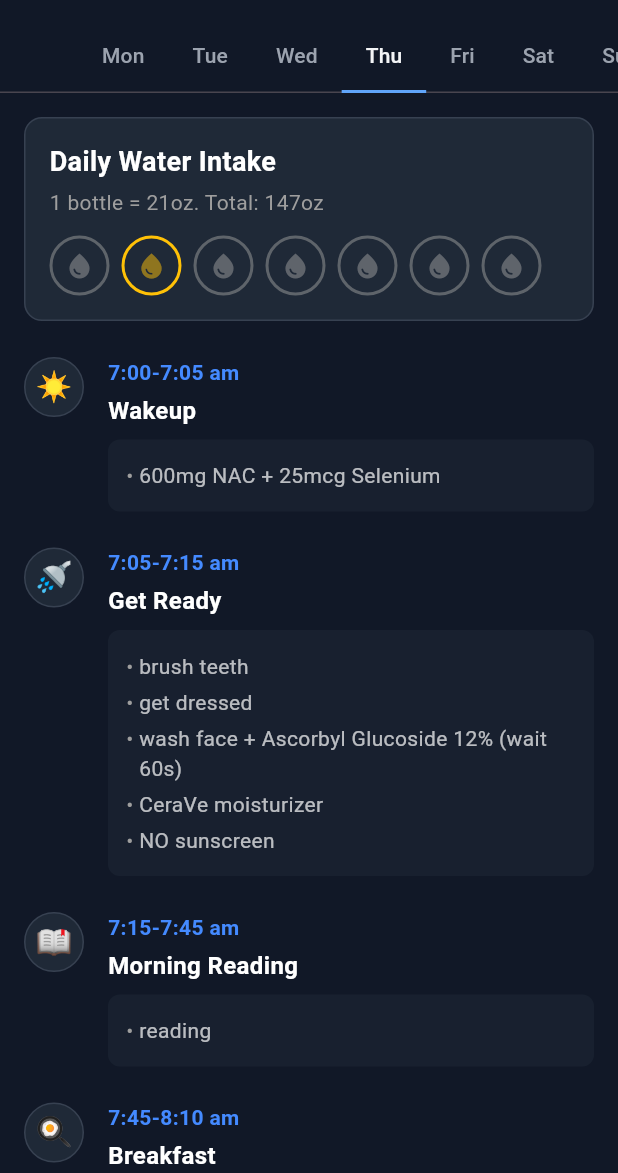
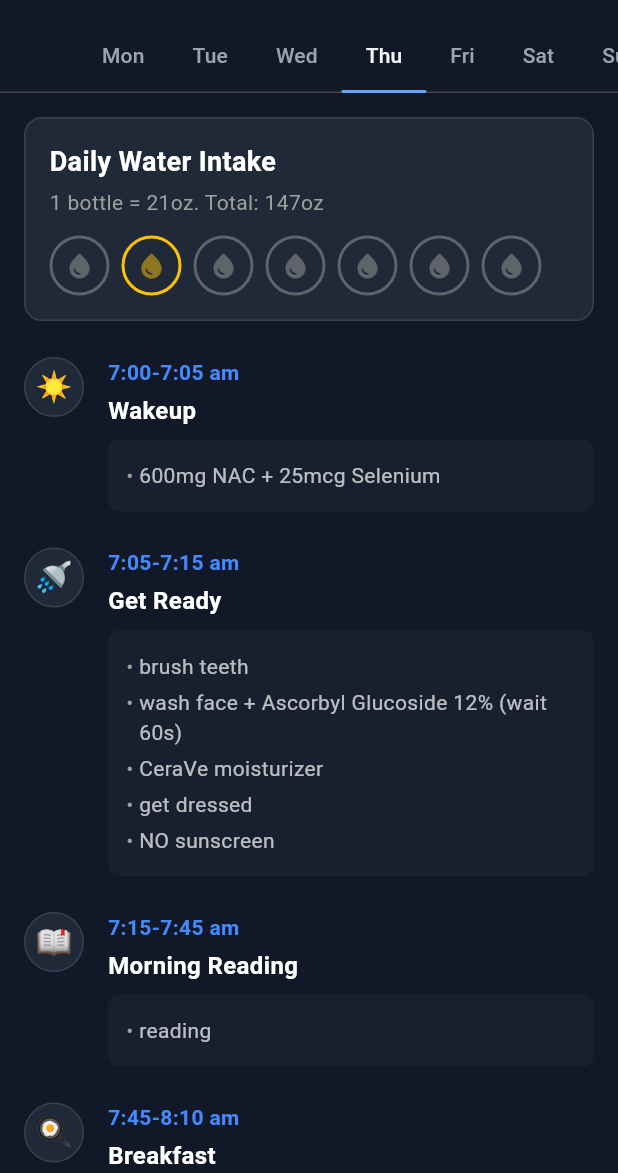
Before and after one commit to elmustslay/daily-blueprint, a Flutter app: the DailyPlanScreen screen opened directly, on a phone screen of 412 x 824 dp, the part 63-1236 px from its top. Run offline on Flutter 3.47's test engine with Material 3 defaults, Android fonts, the phone set to English and light mode, and no system bars; our stand-ins replace fl_chart, flutter_riverpod, share_plus, shared_preferences, sqflite; accounts and stored records are empty.

Commit message:
refactor: reorder morning routine steps in daily schedule

```diff
--- a/lib/features/daily_plan/data/daily_plan_data.dart
+++ b/lib/features/daily_plan/data/daily_plan_data.dart
@@ -71,7 +71,7 @@ class DailyPlanData {
   static const Map<String, List<TimelineItem>> schedules = {
     'mon': [
       TimelineItem(time: '7:00-7:05 am', title: 'Wakeup', icon: '☀️', details: ['600mg NAC + 25mcg Selenium']),
-      TimelineItem(time: '7:05-7:25 am', title: 'Get Ready', icon: '🚿', details: ['brush teeth', 'get dressed (NK 9060/Bondi)', 'wash face + Ascorbyl Glucoside 12% (wait 60s)', 'CeraVe moisturizer', 'put on sunscreen']),
+      TimelineItem(time: '7:05-7:25 am', title: 'Get Ready', icon: '🚿', details: ['brush teeth', 'wash face + Ascorbyl Glucoside 12% (wait 60s)', 'CeraVe moisturizer', 'get dressed (NK 9060/Bondi)', 'put on sunscreen']),
       TimelineItem(time: '7:25-8:00 am', title: 'Morning Reading', icon: '📖', details: ['reading']),
       TimelineItem(time: '8:00-8:25 am', title: 'Breakfast', icon: '🍳', details: ['1tsp oil + 3 scrambled eggs w/ 1/5 bag spinach', '1 capsule citicoline', '1 cap Copper Glycinate (3mg)', '1 cap Biotin+Keratin (10mg/500mg)', '2 cup 2% ultra-pasteurized milk w/ 2 tbsp peanut butter', '💧 1 bottle water']),
       TimelineItem(time: '8:25-8:35 am', title: 'Grab things to take to work', icon: '🗂️', details: ['1 cap Zinc Picolinate', 'Pasta lunch', '2tsp husk', 'kindle/laptop', '2 D3-K2 capsules', 'gym outfit', 'micellar wipes', 'sunscreen', '1 banana', '2 key/wallet/phone', 'airpods', 'water bottle']),
@@ -90,7 +90,7 @@ class DailyPlanData {
     ],
     'tue': [
       TimelineItem(time: '7:00-7:05 am', title: 'Wakeup', icon: '☀️', details: ['600mg NAC + 25mcg Selenium']),
-      TimelineItem(time: '7:05-7:15 am', title: 'Get Ready', icon: '🚿', details: ['brush teeth', 'get dressed', 'wash face + Ascorbyl Glucoside 12% (wait 60s)', 'CeraVe moisturizer', 'NO sunscreen']),
+      TimelineItem(time: '7:05-7:15 am', title: 'Get Ready', icon: '🚿', details: ['brush teeth', 'wash face + Ascorbyl Glucoside 12% (wait 60s)', 'CeraVe moisturizer', 'get dressed', 'NO sunscreen']),
       TimelineItem(time: '7:15-7:45 am', title: 'Morning Reading', icon: '📖', details: ['reading']),
       TimelineItem(time: '7:45-8:10 am', title: 'Breakfast', icon: '🍳', details: ['1tsp oil + 2 scrambled eggs w/ 1/5 (2nd) bag spinach', '1 capsule citicoline', '1 cap Copper Glycinate (3mg)', '1 cap Biotin+Keratin (10mg/500mg)', '1 cup 2% ultra-pasteurized milk w/ 1 tiny avocado', '3 softgel (not serving) omega-3', '💧 1 bottle water']),
       TimelineItem(time: '8:10-9:05 am', title: 'Cook', icon: '🧑‍🍳', details: ['1cup quinoa + 1lb prepped chicken (divide in 4, 4 fridge)']),
@@ -107,7 +107,7 @@ class DailyPlanData {
     ],
     'wed': [
       TimelineItem(time: '7:00-7:05 am', title: 'Wakeup', icon: '☀️', details: ['600mg NAC + 25mcg Selenium']),
-      TimelineItem(time: '7:05-7:25 am', title: 'Get Ready', icon: '🚿', details: ['brush teeth', 'get dressed (cloud x 4)', 'wash face + Ascorbyl Glucoside 12% (wait 60s)', 'CeraVe moisturizer', 'put on sunscreen']),
+      TimelineItem(time: '7:05-7:25 am', title: 'Get Ready', icon: '🚿', details: ['brush teeth', 'wash face + Ascorbyl Glucoside 12% (wait 60s)', 'CeraVe moisturizer', 'get dressed (cloud x 4)', 'put on sunscreen']),
       TimelineItem(time: '7:25-8:00 am', title: 'Morning Reading', icon: '📖', details: ['reading']),
       TimelineItem(time: '8:00-8:25 am', title: 'Breakfast', icon: '🍳', details: ['1tsp oil + 3 scrambled eggs w/ .5 mushroom', '1 capsule citicoline', '1 cap Copper Glycinate (3mg)', '1 cap Biotin+Keratin (10mg/500mg)', '1 tiny avocado w/ 2 tbsp peanut butter', '💧 1 bottle water']),
       TimelineItem(time: '8:25-8:35 am', title: 'Grab things to take to work', icon: '🗂️', details: ['1 cap Zinc Picolinate', 'Pasta lunch', '1tsp husk', 'kindle/laptop', '2 D3-K2 capsules', 'gym outfit', 'micellar wipes', 'sunscreen', '1 banana', '2 key/wallet/phone', 'airpods', 'water bottle']),
@@ -126,7 +126,7 @@ class DailyPlanData {
     ],
     'thu': [
       TimelineItem(time: '7:00-7:05 am', title: 'Wakeup', icon: '☀️', details: ['600mg NAC + 25mcg Selenium']),
-      TimelineItem(time: '7:05-7:15 am', title: 'Get Ready', icon: '🚿', details: ['brush teeth', 'get dressed', 'wash face + Ascorbyl Glucoside 12% (wait 60s)', 'CeraVe moisturizer', 'NO sunscreen']),
+      TimelineItem(time: '7:05-7:15 am', title: 'Get Ready', icon: '🚿', details: ['brush teeth', 'wash face + Ascorbyl Glucoside 12% (wait 60s)', 'CeraVe moisturizer', 'get dressed', 'NO sunscreen']),
       TimelineItem(time: '7:15-7:45 am', title: 'Morning Reading', icon: '📖', details: ['reading']),
       TimelineItem(time: '7:45-8:10 am', title: 'Breakfast', icon: '🍳', details: ['1tsp oil + 2 scrambled eggs w/ 1/5 (3rd) bag spinach', '1 capsule citicoline', '1 cap Copper Glycinate (3mg)', '1 cap Biotin+Keratin (10mg/500mg)', '1 cup 2% ultra-pasteurized milk w/ 1 tiny avocado', '3 softgel (not serving) omega-3', '💧 1 bottle water']),
       TimelineItem(time: '8:10-12:00 pm', title: 'Work', icon: '💻', details: ['💧 1 bottle water', 'Laundry + Dishwasher']),
@@ -143,7 +143,7 @@ class DailyPlanData {
     ],
     'fri': [
       TimelineItem(time: '7:00-7:05 am', title: 'Wakeup', icon: '☀️', details: ['600mg NAC + 25mcg Selenium']),
-      TimelineItem(time: '7:05-7:25 am', title: 'Get Ready', icon: '🚿', details: ['brush teeth', 'get dressed (cloud x 4)', 'wash face + Ascorbyl Glucoside 12% (wait 60s)', 'CeraVe moisturizer', 'put on sunscreen']),
+      TimelineItem(time: '7:05-7:25 am', title: 'Get Ready', icon: '🚿', details: ['brush teeth', 'wash face + Ascorbyl Glucoside 12% (wait 60s)', 'CeraVe moisturizer', 'get dressed (cloud x 4)', 'put on sunscreen']),
       TimelineItem(time: '7:25-8:00 am', title: 'Morning Reading', icon: '📖', details: ['reading']),
       TimelineItem(time: '8:00-8:25 am', title: 'Breakfast', icon: '🍳', details: ['1tsp oil + 3 scrambled eggs w/ 1/5 (4th) bag spinach', '1 capsule citicoline', '1 cap Copper Glycinate (3mg)', '1 cap Biotin+Keratin (10mg/500mg)', '1 tiny avocado', '2 cup 2% ultra-pasteurized milk w/ 2 tbsp peanut butter', '💧 1 bottle water']),
       TimelineItem(time: '8:25-8:35 am', title: 'Grab things to take to work', icon: '🗂️', details: ['1 cap Zinc Picolinate', 'Pasta lunch', '1tsp husk', 'kindle/laptop', '2 D3-K2 capsules', 'gym outfit', 'micellar wipes', 'sunscreen', '1 banana', '2 key/wallet/phone', 'airpods', 'water bottle']),
@@ -162,7 +162,7 @@ class DailyPlanData {
     ],
     'sat': [
       TimelineItem(time: '7:00-7:20 am', title: 'Wakeup', icon: '☀️', details: ['600mg NAC + 25mcg Selenium']),
-      TimelineItem(time: '7:20-7:40 am', title: 'Get Ready', icon: '🚿', details: ['brush teeth', 'get dressed for gym (Hoka Bondi 8)', 'wash face + Ascorbyl Glucoside 12% (wait 60s)', 'CeraVe moisturizer']),
+      TimelineItem(time: '7:20-7:40 am', title: 'Get Ready', icon: '🚿', details: ['brush teeth', 'wash face + Ascorbyl Glucoside 12% (wait 60s)', 'CeraVe moisturizer', 'get dressed for gym (Hoka Bondi 8)']),
       TimelineItem(time: '7:40-8:10 am', title: 'Breakfast', icon: '🍳', details: ['1tsp oil + 3 scrambled eggs w/ .5 mushroom', '1 cap Copper Glycinate (3mg)', '1 cap Biotin+Keratin (10mg/500mg)', '1 tiny avocado w/ 2 tbsp peanut butter', '3 softgel (not serving) omega-3', '💧 1 bottle water']),
       TimelineItem(time: '8:10-8:45 am', title: 'Relax', icon: '📖', details: ['20mg adderall IR']),
       TimelineItem(time: '8:45-12:00 pm', title: 'Study', icon: '📚', details: ['💧 1 bottle water']),
@@ -180,7 +180,7 @@ class DailyPlanData {
       TimelineItem(time: '10:00-10:45 pm', title: 'Night Supplement + Read/Reflect', icon: '🌙', details: ['2 Magnesium Glycinate capsule', 'Cerave Moisturizer', 'Joseon alpha-arbutin']),
     ],
     'sun': [
-      TimelineItem(time: '7:00-7:30 am', title: 'Wakeup + get ready', icon: '☀️', details: ['get dressed for shopping (NK 9060)', 'brush teeth', 'wash face + Ascorbyl Glucoside 12% (wait 60s)', 'CeraVe moisturizer', '600mg NAC + 25mcg Selenium']),
+      TimelineItem(time: '7:00-7:30 am', title: 'Wakeup + get ready', icon: '☀️', details: ['brush teeth', 'wash face + Ascorbyl Glucoside 12% (wait 60s)', 'CeraVe moisturizer', 'get dressed for shopping (NK 9060)', '600mg NAC + 25mcg Selenium']),
       TimelineItem(time: '7:30-9:00 am', title: 'Morning Reading', icon: '📖', details: ['reading']),
       TimelineItem(time: '9:00-9:30 am', title: 'Breakfast', icon: '🍳', details: ['1tsp oil + 3 scrambled eggs', '1 cap Copper Glycinate (3mg)', '1 cap Biotin+Keratin (10mg/500mg)', '20mg adderall IR', '3 softgel (not serving) omega-3', '1 tbsp peanut butter w/ 1 tiny avocado', '💧 1 bottle water']),
       TimelineItem(time: '9:30-2:00 pm', title: 'Study Time', icon: '📚'),
```
Also changed, not shown: 1 other file.
